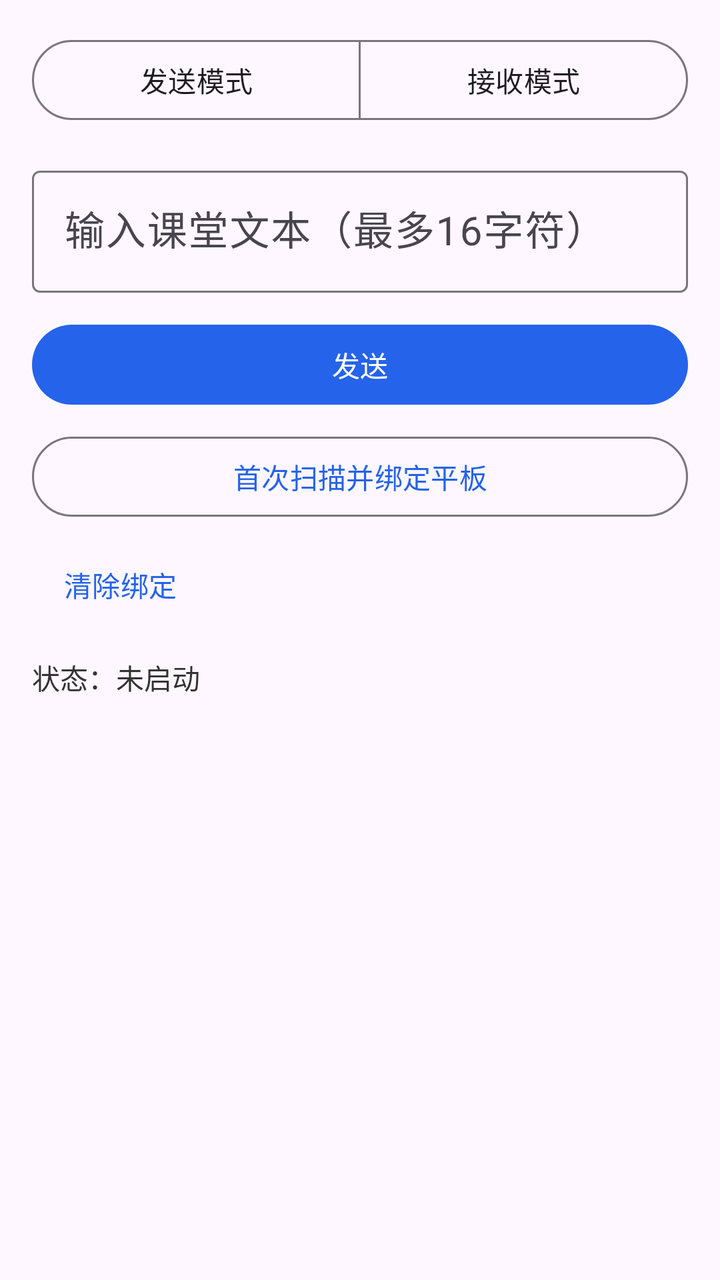
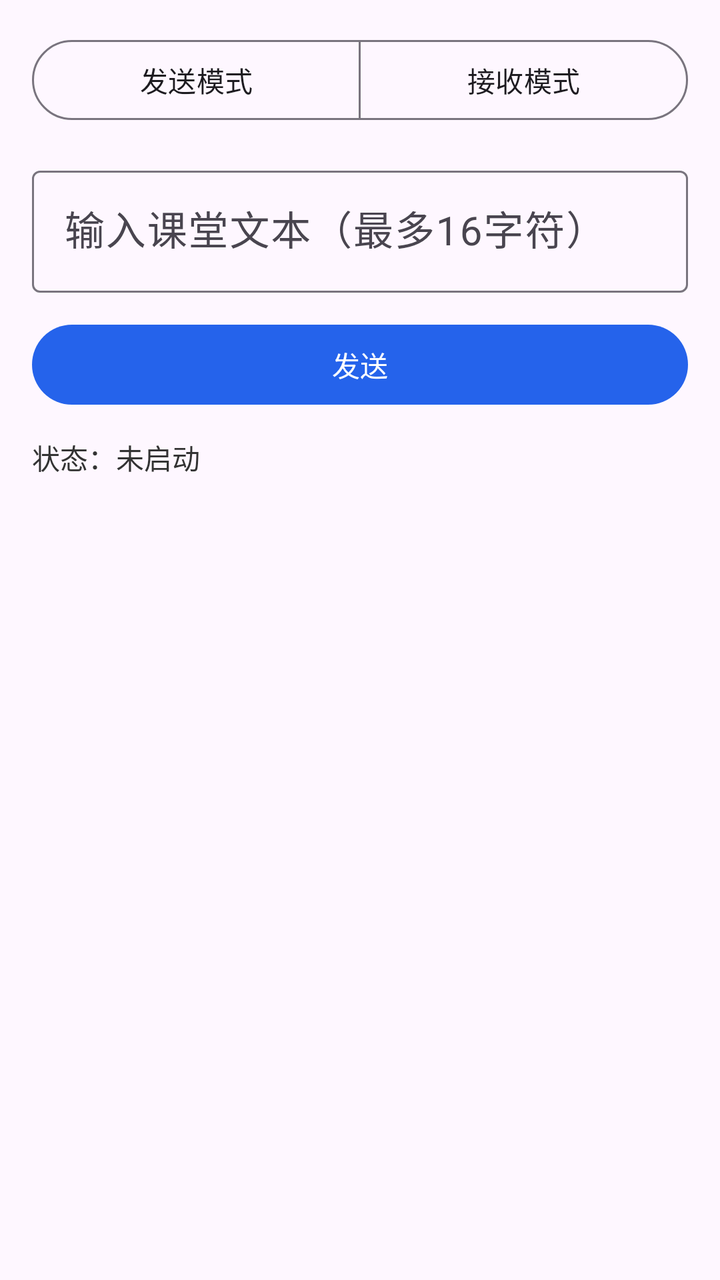

Two renders of the same Android screen: before a commit and after it. Below are the layout's source before the change and the commit's diff.
<!-- AndroidManifest.xml: application theme Theme.ClassroomBLE -->
<!-- res/layout/activity_main.xml -->
<?xml version="1.0" encoding="utf-8"?>
<LinearLayout xmlns:android="http://schemas.android.com/apk/res/android"
    xmlns:app="http://schemas.android.com/apk/res-auto"
    android:layout_width="match_parent"
    android:layout_height="match_parent"
    android:orientation="vertical"
    android:padding="16dp">

    <com.google.android.material.button.MaterialButtonToggleGroup
        android:id="@+id/modeToggle"
        android:layout_width="match_parent"
        android:layout_height="wrap_content"
        app:singleSelection="true">

        <com.google.android.material.button.MaterialButton
            android:id="@+id/btnSenderMode"
            style="@style/Widget.Material3.Button.OutlinedButton"
            android:layout_width="0dp"
            android:layout_height="wrap_content"
            android:layout_weight="1"
            android:text="发送模式" />

        <com.google.android.material.button.MaterialButton
            android:id="@+id/btnReceiverMode"
            style="@style/Widget.Material3.Button.OutlinedButton"
            android:layout_width="0dp"
            android:layout_height="wrap_content"
            android:layout_weight="1"
            android:text="接收模式" />
    </com.google.android.material.button.MaterialButtonToggleGroup>

    <LinearLayout
        android:id="@+id/senderPanel"
        android:layout_width="match_parent"
        android:layout_height="wrap_content"
        android:layout_marginTop="16dp"
        android:orientation="vertical">

        <com.google.android.material.textfield.TextInputLayout
            android:layout_width="match_parent"
            android:layout_height="wrap_content"
            android:hint="输入课堂文本（最多16字符）">

            <com.google.android.material.textfield.TextInputEditText
                android:id="@+id/inputText"
                android:layout_width="match_parent"
                android:layout_height="wrap_content"
                android:maxLength="16"
                android:textSize="20sp" />
        </com.google.android.material.textfield.TextInputLayout>

        <com.google.android.material.button.MaterialButton
            android:id="@+id/btnSend"
            android:layout_width="match_parent"
            android:layout_height="wrap_content"
            android:layout_marginTop="12dp"
            android:text="发送" />

        <com.google.android.material.button.MaterialButton
            android:id="@+id/btnBind"
            style="@style/Widget.Material3.Button.OutlinedButton"
            android:layout_width="match_parent"
            android:layout_height="wrap_content"
            android:layout_marginTop="8dp"
            android:text="首次扫描并绑定平板" />

        <com.google.android.material.button.MaterialButton
            android:id="@+id/btnClearBind"
            style="@style/Widget.Material3.Button.TextButton"
            android:layout_width="wrap_content"
            android:layout_height="wrap_content"
            android:layout_marginTop="6dp"
            android:text="清除绑定" />
    </LinearLayout>

    <FrameLayout
        android:id="@+id/receiverPanel"
        android:layout_width="match_parent"
        android:layout_height="0dp"
        android:layout_marginTop="16dp"
        android:layout_weight="1"
        android:background="#F4F8FF"
        android:visibility="gone">

        <TextView
            android:id="@+id/textDisplay"
            android:layout_width="match_parent"
            android:layout_height="match_parent"
            android:gravity="center"
            android:padding="20dp"
            android:text="待接收"
            android:textColor="#111111"
            android:textSize="220sp"
            android:autoSizeTextType="uniform"
            android:autoSizeMinTextSize="36sp"
            android:autoSizeMaxTextSize="240sp"
            android:autoSizeStepGranularity="2sp" />
    </FrameLayout>

    <TextView
        android:id="@+id/textStatus"
        android:layout_width="match_parent"
        android:layout_height="wrap_content"
        android:layout_marginTop="12dp"
        android:text="状态：未启动"
        android:textColor="#333333"
        android:textSize="14sp" />

</LinearLayout>
<!-- resources referenced by this layout -->
<resources>
  <style name="Theme.ClassroomBLE" parent="Theme.Material3.Light.NoActionBar">
          <item name="colorPrimary">@color/blue_600</item>
          <item name="colorOnPrimary">@color/white</item>
          <item name="colorPrimaryContainer">@color/blue_200</item>
          <item name="android:statusBarColor" tools:targetApi="l">@android:color/transparent</item>
      </style>
  <color name="blue_600">#2563EB</color>
  <color name="white">#FFFFFF</color>
  <color name="blue_200">#BFDBFE</color>
</resources>

<!-- the commit's change to res/layout/activity_main.xml (unified diff, before → after) -->
@@ -55,22 +55,6 @@
             android:layout_height="wrap_content"
             android:layout_marginTop="12dp"
             android:text="发送" />
-
-        <com.google.android.material.button.MaterialButton
-            android:id="@+id/btnBind"
-            style="@style/Widget.Material3.Button.OutlinedButton"
-            android:layout_width="match_parent"
-            android:layout_height="wrap_content"
-            android:layout_marginTop="8dp"
-            android:text="首次扫描并绑定平板" />
-
-        <com.google.android.material.button.MaterialButton
-            android:id="@+id/btnClearBind"
-            style="@style/Widget.Material3.Button.TextButton"
-            android:layout_width="wrap_content"
-            android:layout_height="wrap_content"
-            android:layout_marginTop="6dp"
-            android:text="清除绑定" />
     </LinearLayout>
 
     <FrameLayout
@@ -86,11 +70,16 @@
             android:id="@+id/textDisplay"
             android:layout_width="match_parent"
             android:layout_height="match_parent"
+            android:fontFamily="楷体_GB2312"
             android:gravity="center"
+            android:includeFontPadding="false"
+            android:maxLines="1"
+            android:scrollHorizontally="true"
             android:padding="20dp"
             android:text="待接收"
             android:textColor="#111111"
             android:textSize="220sp"
+            android:textStyle="normal"
             android:autoSizeTextType="uniform"
             android:autoSizeMinTextSize="36sp"
             android:autoSizeMaxTextSize="240sp"
